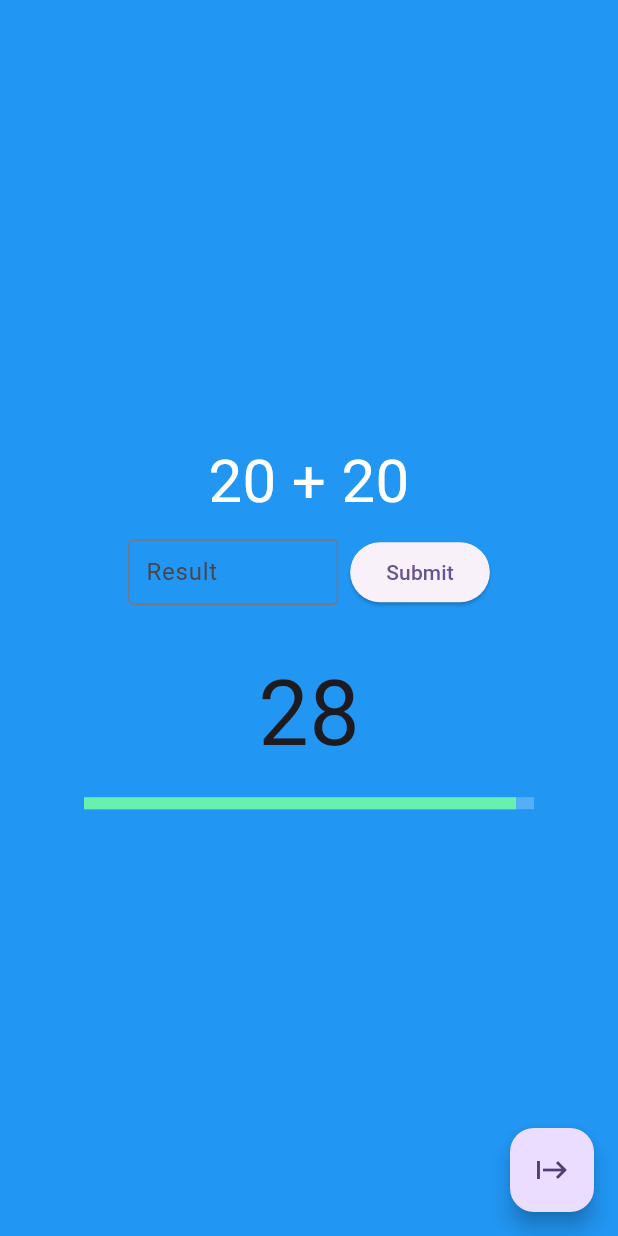
After one commit to codePenta/HotPotato, a Flutter app: the screen it shows after launch, after a tap on the "start" icon, on a phone screen of 412 x 824 dp. The commit adds this screen. Run offline on Flutter 3.47's test engine with Material 3 defaults, Android fonts, the phone set to English and light mode, and no system bars.

Commit message:
Applied SOLID principle to widget previously called 'timer_widget.dart'

```diff
--- a/lib/ui/main/widgets/main_widget.dart
+++ b/lib/ui/main/widgets/main_widget.dart
@@ -1,5 +1,5 @@
 import 'package:flutter/material.dart';
-import 'package:hot_potato/ui/timer/widgets/timer_widget.dart';
+import 'package:hot_potato/ui/timer/widgets/timer_screen.dart';
 
 class MainWidget extends StatefulWidget {
   const MainWidget({super.key});
@@ -11,6 +11,6 @@ class MainWidget extends StatefulWidget {
 class _MainWidget extends State<MainWidget> {
   @override
   Widget build(BuildContext context) {
-    return TimerWidget();
+    return TimerScreen();
   }
 }
--- /dev/null
+++ b/lib/ui/timer/widgets/timer_screen.dart
@@ -0,0 +1,33 @@
+import 'package:flutter/material.dart';
+import 'package:hot_potato/ui/ending/widgets/game_ending_widget.dart';
+import 'package:hot_potato/ui/math_challenge/widgets/math_challenge_widget.dart';
+import 'package:hot_potato/ui/timer/view_model/timer_viewmodel.dart';
+import 'package:hot_potato/ui/timer/widgets/timer_view.dart';
+import 'package:hot_potato/utils/animation_helper.dart';
+import 'package:provider/provider.dart';
+
+class TimerScreen extends StatelessWidget {
+  const TimerScreen({super.key});
+
+  @override
+  Widget build(BuildContext context) {
+    final viewModel = context.watch<TimerViewModel>();
+
+    if (viewModel.gameTimer.getTimeLeft.inSeconds == 0) {
+      return const GameEndingWidget();
+    }
+
+    return TimerView(
+      timeText: viewModel.gameTimer.getTimeLeftReadable,
+      progress: viewModel.progress,
+      backgroundColor: AnimationHelper.playPulse(
+        viewModel.showCorrectPulse,
+        viewModel.showWrongPulse,
+      ),
+      challengeWidget: viewModel.isSystemTimerRunning
+          ? const MathChallengeWidget()
+          : const SizedBox.shrink(),
+      onStartCallback: viewModel.startTimer,
+    );
+  }
+}
--- /dev/null
+++ b/lib/ui/timer/widgets/timer_view.dart
@@ -0,0 +1,62 @@
+import 'package:flutter/material.dart';
+
+class TimerView extends StatelessWidget {
+  final String timeText;
+  final double progress;
+  final Color backgroundColor;
+  final Widget challengeWidget;
+  final VoidCallback onStartCallback;
+
+  const TimerView({
+    super.key,
+    required this.timeText,
+    required this.progress,
+    required this.backgroundColor,
+    required this.challengeWidget,
+    required this.onStartCallback,
+  });
+
+  @override
+  Widget build(BuildContext context) {
+    return Scaffold(
+      body: AnimatedContainer(
+        duration: const Duration(milliseconds: 300),
+        child: Center(
+          child: Column(
+            mainAxisSize: MainAxisSize.min,
+            children: [
+              challengeWidget,
+              const SizedBox(height: 20),
+              Text(timeText, style: const TextStyle(fontSize: 60)),
+              const SizedBox(height: 12),
+              _ProgressBar(progress: progress),
+            ],
+          ),
+        ),
+      ),
+
+      floatingActionButton: FloatingActionButton(
+        onPressed: onStartCallback,
+        child: const Icon(Icons.start),
+      ),
+    );
+  }
+}
+
+class _ProgressBar extends StatelessWidget {
+  final double progress;
+  const _ProgressBar({required this.progress});
+
+  @override
+  Widget build(BuildContext context) {
+    return SizedBox(
+      width: 300,
+      child: LinearProgressIndicator(
+        value: progress,
+        minHeight: 8,
+        backgroundColor: Colors.white24,
+        valueColor: AlwaysStoppedAnimation<Color>(Colors.greenAccent),
+      ),
+    );
+  }
+}
```
Also changed, not shown: lib/ui/timer/widgets/timer_widget.dart (deleted, +0 -72 lines).
